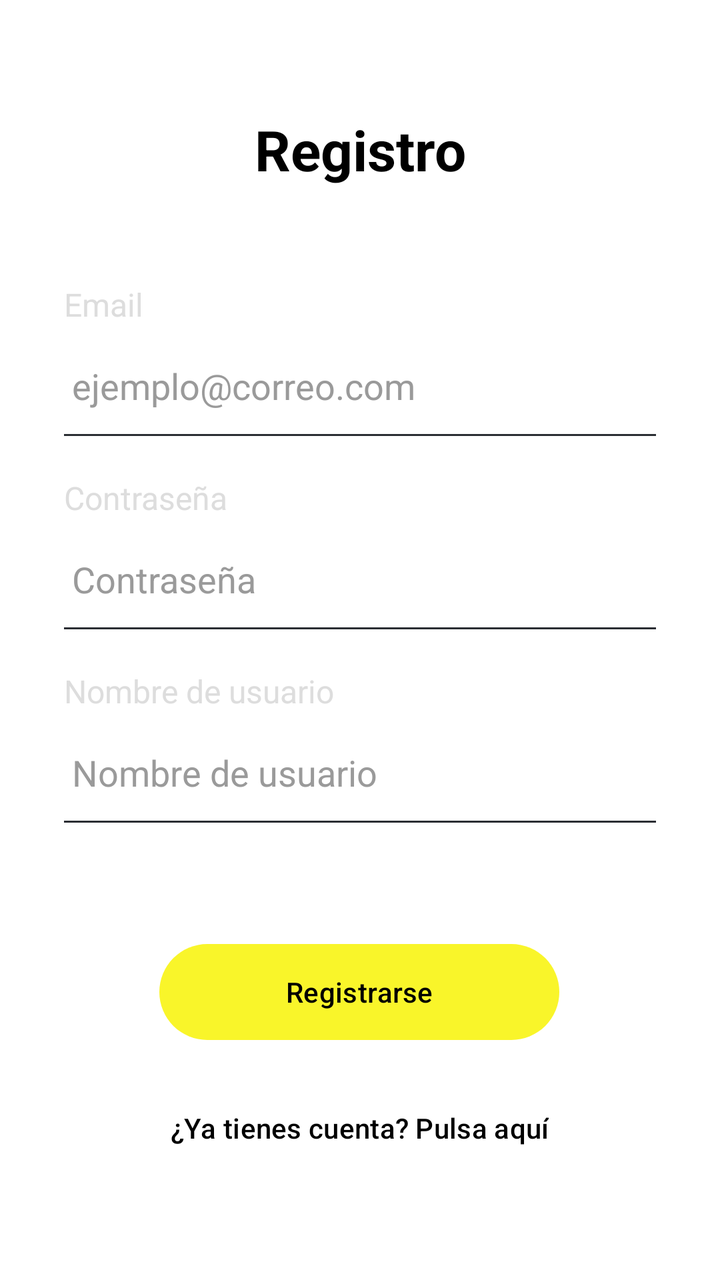
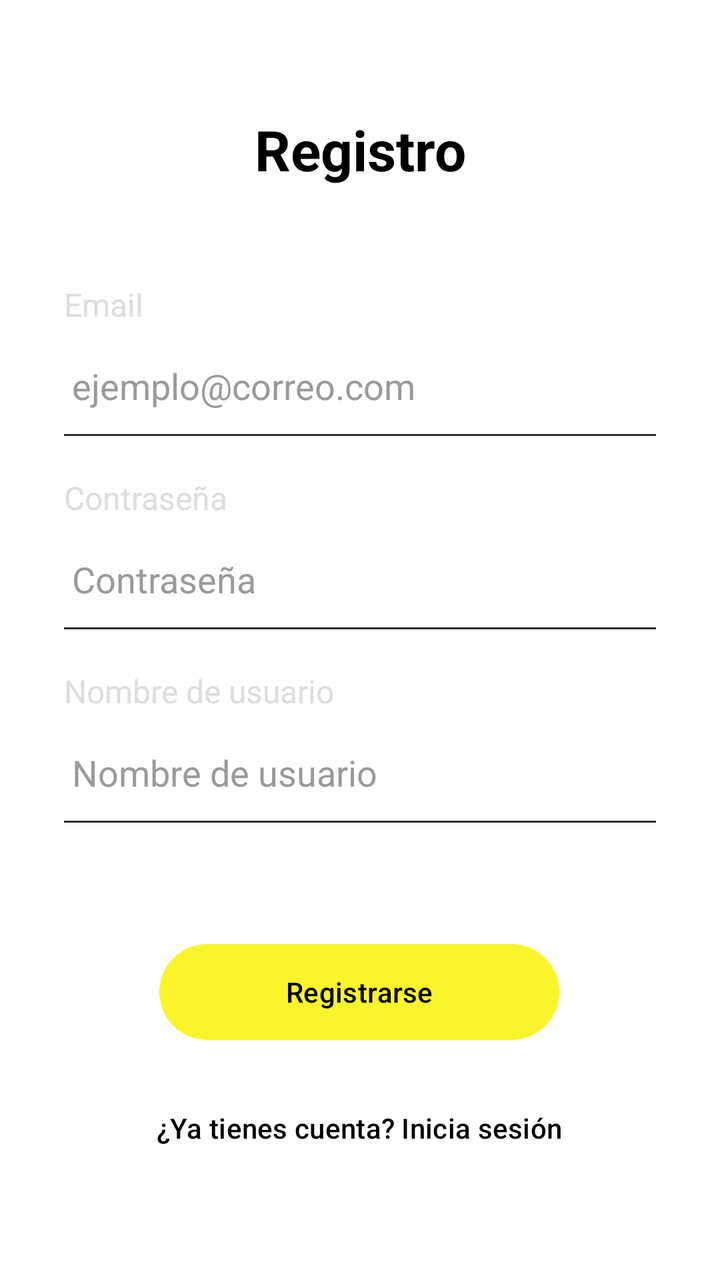

Two renders of the same Android screen: before a commit and after it. Below are the layout's source before the change and the commit's diff.
<!-- AndroidManifest.xml: application theme Theme.ProyeIoT -->
<!-- res/layout/activity_register.xml -->
<?xml version="1.0" encoding="utf-8"?>
<androidx.constraintlayout.widget.ConstraintLayout xmlns:android="http://schemas.android.com/apk/res/android"
    xmlns:app="http://schemas.android.com/apk/res-auto"
    android:id="@+id/main"
    android:layout_width="match_parent"
    android:layout_height="match_parent">

    
    <androidx.constraintlayout.widget.Guideline
        android:id="@+id/glStart"
        android:layout_width="wrap_content"
        android:layout_height="wrap_content"
        android:orientation="vertical"
        app:layout_constraintGuide_begin="32dp" />

    <androidx.constraintlayout.widget.Guideline
        android:id="@+id/glEnd"
        android:layout_width="wrap_content"
        android:layout_height="wrap_content"
        android:orientation="vertical"
        app:layout_constraintGuide_end="32dp" />

    
    <TextView
        style="@style/titulo"
        android:id="@+id/tvTitulo"
        android:layout_width="0dp"
        android:layout_height="wrap_content"
        android:layout_marginTop="56dp"
        android:fontFamily="sans-serif"
        android:gravity="center"
        android:text="Registro"
        app:layout_constraintEnd_toEndOf="@id/glEnd"
        app:layout_constraintStart_toStartOf="@id/glStart"
        app:layout_constraintTop_toTopOf="parent" />

    
    <TextView
        android:id="@+id/tvEmailLabel"
        android:layout_width="wrap_content"
        android:layout_height="wrap_content"
        android:layout_marginTop="48dp"
        android:text="Email"
        android:textColor="#DDDDDD"
        android:textSize="16sp"
        app:layout_constraintStart_toStartOf="@id/glStart"
        app:layout_constraintTop_toBottomOf="@id/tvTitulo" />

    <EditText
        android:id="@+id/etEmail"
        android:layout_width="0dp"
        android:layout_height="48dp"
        android:layout_marginTop="6dp"
        android:background="@android:color/transparent"
        android:hint="ejemplo@correo.com"
        android:inputType="textEmailAddress"
        android:paddingHorizontal="4dp"
        android:textColor="@color/texto_1"
        android:textColorHint="@color/texto_sub"
        app:layout_constraintEnd_toEndOf="@id/glEnd"
        app:layout_constraintStart_toStartOf="@id/glStart"
        app:layout_constraintTop_toBottomOf="@id/tvEmailLabel" />

    <View
        android:id="@+id/lineaEmail"
        android:layout_width="0dp"
        android:layout_height="1dp"
        android:background="@color/fondo_3"
        app:layout_constraintEnd_toEndOf="@id/glEnd"
        app:layout_constraintStart_toStartOf="@id/glStart"
        app:layout_constraintTop_toBottomOf="@id/etEmail" />

    
    <TextView
        android:id="@+id/tvPasswordLabel"
        android:layout_width="wrap_content"
        android:layout_height="wrap_content"
        android:layout_marginTop="20dp"
        android:text="Contraseña"
        android:textColor="#DDDDDD"
        android:textSize="16sp"
        app:layout_constraintStart_toStartOf="@id/glStart"
        app:layout_constraintTop_toBottomOf="@id/lineaEmail" />

    <EditText
        android:id="@+id/etPassword"
        android:layout_width="0dp"
        android:layout_height="48dp"
        android:layout_marginTop="6dp"
        android:background="@android:color/transparent"
        android:hint="Contraseña"
        android:inputType="textPassword"
        android:paddingHorizontal="4dp"
        android:textColor="@color/texto_1"
        android:textColorHint="@color/texto_sub"
        app:layout_constraintEnd_toEndOf="@id/glEnd"
        app:layout_constraintStart_toStartOf="@id/glStart"
        app:layout_constraintTop_toBottomOf="@id/tvPasswordLabel" />

    <View
        android:id="@+id/lineaPassword"
        android:layout_width="0dp"
        android:layout_height="1dp"
        android:background="@color/fondo_3"
        app:layout_constraintEnd_toEndOf="@id/glEnd"
        app:layout_constraintStart_toStartOf="@id/glStart"
        app:layout_constraintTop_toBottomOf="@id/etPassword" />

    
    <TextView
        android:id="@+id/tvUserLabel"
        android:layout_width="wrap_content"
        android:layout_height="wrap_content"
        android:layout_marginTop="20dp"
        android:text="Nombre de usuario"
        android:textColor="#DDDDDD"
        android:textSize="16sp"
        app:layout_constraintStart_toStartOf="@id/glStart"
        app:layout_constraintTop_toBottomOf="@id/lineaPassword" />

    <EditText
        android:id="@+id/etUser"
        android:layout_width="0dp"
        android:layout_height="48dp"
        android:layout_marginTop="6dp"
        android:background="@android:color/transparent"
        android:hint="Nombre de usuario"
        android:inputType="textPersonName"
        android:paddingHorizontal="4dp"
        android:textColor="@color/texto_1"
        android:textColorHint="@color/texto_sub"
        app:layout_constraintEnd_toEndOf="@id/glEnd"
        app:layout_constraintStart_toStartOf="@id/glStart"
        app:layout_constraintTop_toBottomOf="@id/tvUserLabel" />

    <View
        android:id="@+id/lineaUser"
        android:layout_width="0dp"
        android:layout_height="1dp"
        android:background="@color/fondo_3"
        app:layout_constraintEnd_toEndOf="@id/glEnd"
        app:layout_constraintStart_toStartOf="@id/glStart"
        app:layout_constraintTop_toBottomOf="@id/etUser" />

    

    <Button
        android:id="@+id/btnRegister"
        style="@style/boton_1"
        android:layout_width="200dp"
        android:layout_height="56dp"
        android:layout_marginBottom="16dp"
        android:text="Registrarse"
        android:textAllCaps="false"
        app:layout_constraintBottom_toTopOf="@id/btnGoLogin"
        app:layout_constraintEnd_toEndOf="parent"
        app:layout_constraintHorizontal_bias="0.497"
        app:layout_constraintStart_toStartOf="parent" />

    <Button
        style="@style/boton_2"
        android:id="@+id/btnGoLogin"
        android:layout_width="wrap_content"
        android:layout_height="wrap_content"
        android:layout_marginBottom="52dp"
        android:text="¿Ya tienes cuenta? Pulsa aquí"
        android:textAllCaps="false"
        app:layout_constraintBottom_toBottomOf="parent"
        app:layout_constraintEnd_toEndOf="parent"
        app:layout_constraintHorizontal_bias="0.497"
        app:layout_constraintStart_toStartOf="parent" />

</androidx.constraintlayout.widget.ConstraintLayout>
<!-- resources referenced by this layout -->
<resources>
  <color name="fondo_3">#2B2E33</color>
  <color name="texto_1">#000000</color>
  <color name="texto_sub">#9A9A9A</color>
  <style name="boton_1" parent="Widget.Material3.Button">
          <item name="backgroundTint">@color/boton_fondo</item>
          <item name="android:textColor">@color/boton_texto</item>
      </style>
  <style name="boton_2">
          <item name="backgroundTint">@color/fondo_1</item>
          <item name="android:textColor">@color/color_negro</item>
      </style>
  <style name="titulo">
          <item name="android:textColor">@color/texto_1</item>
          <item name="android:textSize">28sp</item>
          <item name="android:textStyle">bold</item>
      </style>
  <style name="Theme.ProyeIoT" parent="Base.Theme.ProyeIoT">
          <item name="android:colorBackground">@color/fondo_1</item>
          <item name="android:windowBackground">@color/fondo_1</item>
      </style>
  <color name="boton_fondo">@color/color_main</color>
  <color name="boton_texto">@color/color_negro</color>
  <color name="fondo_1">#FFFFFFFF</color>
  <color name="color_negro">#000000</color>
  <style name="Base.Theme.ProyeIoT" parent="Theme.Material3.DayNight.NoActionBar">
          <item name="materialButtonStyle">@style/Widget.ProyeIoT.Button</item>
      </style>
  <color name="color_main">#D6F8F402</color>
  <style name="Widget.ProyeIoT.Button" parent="Widget.Material3.Button">
          <item name="backgroundTint">@color/boton_fondo</item>
          <item name="android:textColor">@color/color_blanco</item>
          <item name="color">@color/color_negro</item>
      </style>
  <color name="color_blanco">#FFFFFF</color>
</resources>

<!-- the commit's change to res/layout/activity_register.xml (unified diff, before → after) -->
@@ -163,7 +163,7 @@
         android:layout_width="wrap_content"
         android:layout_height="wrap_content"
         android:layout_marginBottom="52dp"
-        android:text="¿Ya tienes cuenta? Pulsa aquí"
+        android:text="¿Ya tienes cuenta? Inicia sesión"
         android:textAllCaps="false"
         app:layout_constraintBottom_toBottomOf="parent"
         app:layout_constraintEnd_toEndOf="parent"
